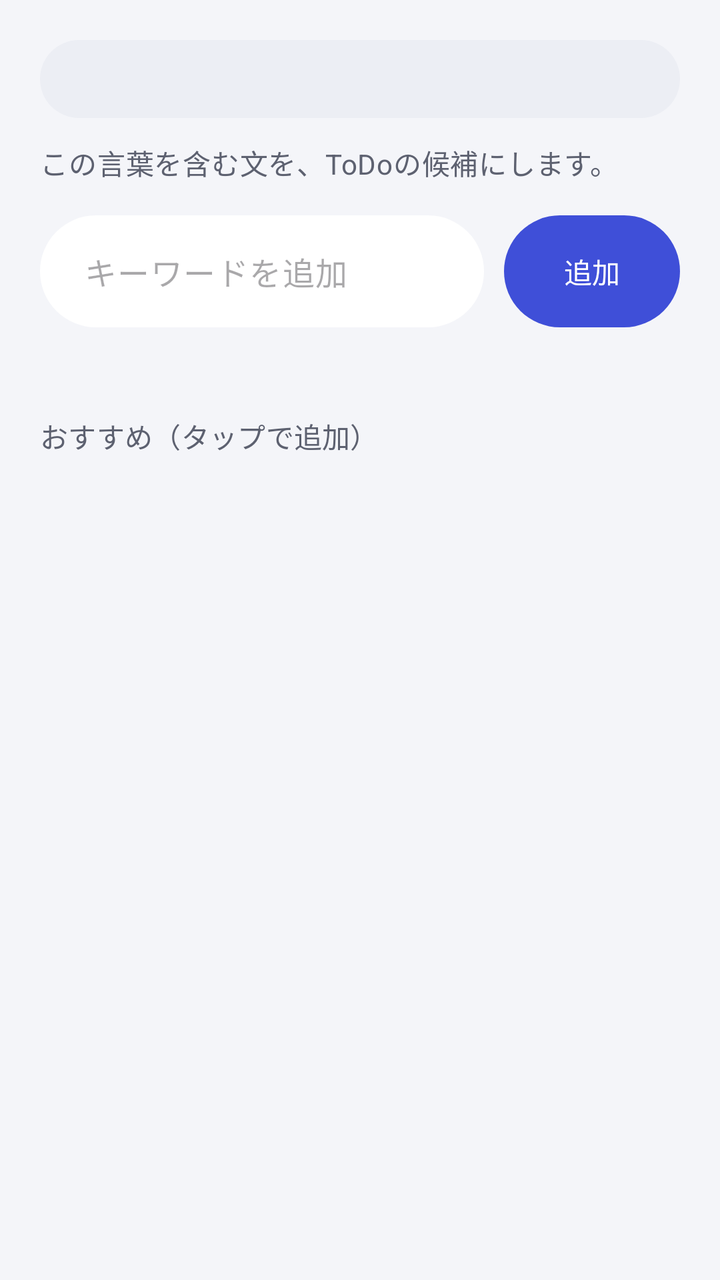
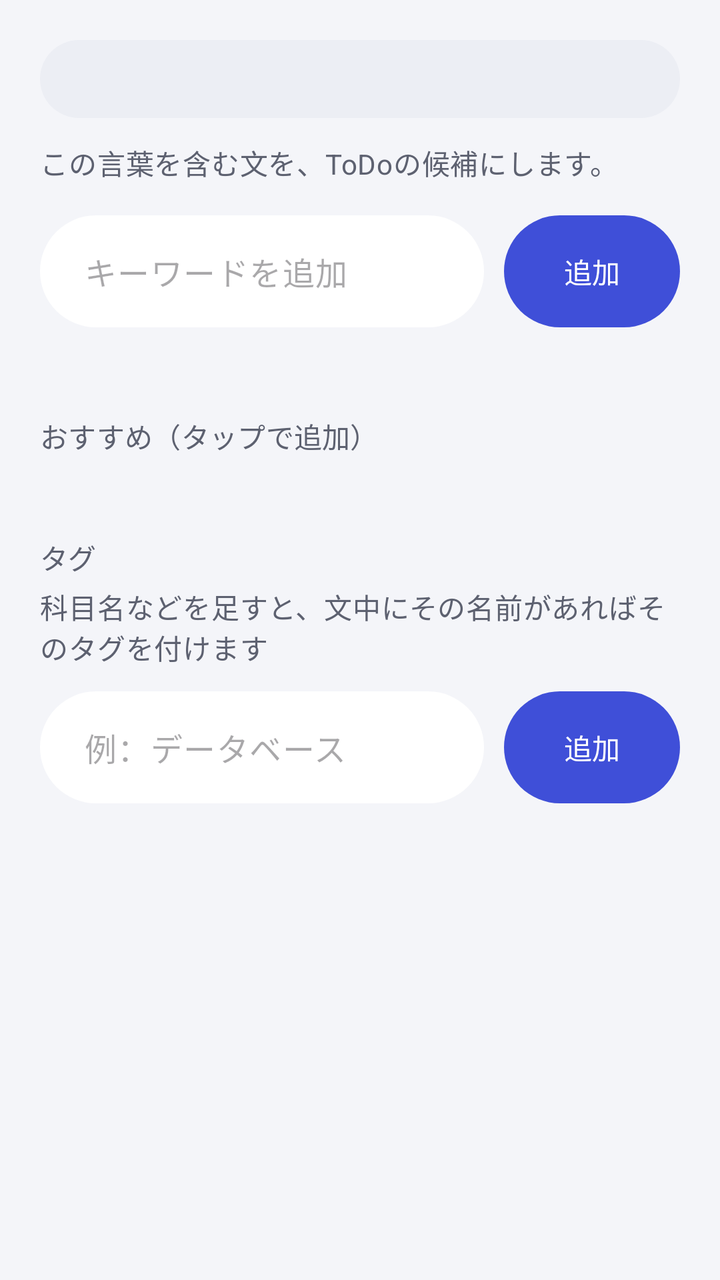

An Android layout rendered at two revisions. The XML below is the earlier revision; the diff shows what the commit changed to produce the second picture.
<!-- AndroidManifest.xml: application theme Theme.MimiMemo -->
<!-- res/layout/activity_settings.xml -->
<?xml version="1.0" encoding="utf-8"?>
<ScrollView xmlns:android="http://schemas.android.com/apk/res/android"
    xmlns:app="http://schemas.android.com/apk/res-auto"
    android:layout_width="match_parent"
    android:layout_height="match_parent">

    <LinearLayout
        android:layout_width="match_parent"
        android:layout_height="wrap_content"
        android:orientation="vertical"
        android:padding="20dp">

        
        <TextView
            android:id="@+id/textAi"
            android:layout_width="match_parent"
            android:layout_height="wrap_content"
            android:layout_marginBottom="12dp"
            android:background="@drawable/bg_pill"
            android:backgroundTint="@color/surface_container"
            android:paddingHorizontal="16dp"
            android:paddingVertical="10dp"
            android:textAppearance="?attr/textAppearanceBodyMedium"
            android:textColor="?attr/colorOnSurface" />

        <TextView
            android:layout_width="match_parent"
            android:layout_height="wrap_content"
            android:text="@string/settings_description"
            android:textAppearance="?attr/textAppearanceBodyMedium"
            android:textColor="?attr/colorOnSurfaceVariant" />

        <LinearLayout
            android:layout_width="match_parent"
            android:layout_height="wrap_content"
            android:layout_marginTop="16dp"
            android:gravity="center_vertical"
            android:orientation="horizontal">

            
            <com.google.android.material.textfield.TextInputLayout
                android:id="@+id/layoutKeyword"
                style="@style/Widget.Material3.TextInputLayout.FilledBox"
                android:layout_width="0dp"
                android:layout_height="wrap_content"
                android:layout_weight="1"
                app:boxBackgroundColor="@color/card"
                app:boxCornerRadiusBottomEnd="28dp"
                app:boxCornerRadiusBottomStart="28dp"
                app:boxCornerRadiusTopEnd="28dp"
                app:boxCornerRadiusTopStart="28dp"
                app:boxStrokeWidth="0dp"
                app:boxStrokeWidthFocused="0dp"
                app:hintEnabled="false">

                <com.google.android.material.textfield.TextInputEditText
                    android:id="@+id/editKeyword"
                    android:layout_width="match_parent"
                    android:layout_height="56dp"
                    android:hint="@string/keyword_hint"
                    android:imeOptions="actionDone"
                    android:inputType="text"
                    android:paddingStart="22dp"
                    android:paddingTop="0dp"
                    android:paddingEnd="16dp"
                    android:paddingBottom="0dp" />
            </com.google.android.material.textfield.TextInputLayout>

            <com.google.android.material.button.MaterialButton
                android:id="@+id/buttonAdd"
                android:layout_width="wrap_content"
                android:layout_height="56dp"
                android:layout_marginStart="10dp"
                android:insetTop="0dp"
                android:insetBottom="0dp"
                android:paddingHorizontal="24dp"
                android:text="@string/action_add_keyword"
                app:cornerRadius="28dp" />
        </LinearLayout>

        <com.google.android.material.chip.ChipGroup
            android:id="@+id/chipGroup"
            android:layout_width="match_parent"
            android:layout_height="wrap_content"
            android:layout_marginTop="16dp" />

        
        <TextView
            android:id="@+id/labelSuggestions"
            style="@style/MimiMemo.SectionTitle"
            android:layout_width="wrap_content"
            android:layout_height="wrap_content"
            android:layout_marginTop="28dp"
            android:text="@string/keyword_suggestions" />

        <com.google.android.material.chip.ChipGroup
            android:id="@+id/suggestionGroup"
            android:layout_width="match_parent"
            android:layout_height="wrap_content"
            android:layout_marginTop="8dp" />

    </LinearLayout>
</ScrollView>
<!-- resources referenced by this layout -->
<resources>
  <color name="card">#FFFFFF</color>
  <color name="surface_container">#ECEEF4</color>
  <!-- drawable bg_pill (drawable) -->
  <?xml version="1.0" encoding="utf-8"?>
  <shape xmlns:android="http://schemas.android.com/apk/res/android" android:shape="rectangle">
      <solid android:color="#FFFFFFFF" />
      <corners android:radius="100dp" />
  </shape>
  <string name="action_add_keyword">追加</string>
  <string name="keyword_hint">キーワードを追加</string>
  <string name="keyword_suggestions">おすすめ（タップで追加）</string>
  <string name="settings_description">この言葉を含む文を、ToDoの候補にします。</string>
  <style name="MimiMemo.SectionTitle" parent="">
          <item name="android:textAppearance">?attr/textAppearanceTitleSmall</item>
          <item name="android:textColor">?attr/colorOnSurfaceVariant</item>
      </style>
  <color name="primary">#3F4FD8</color>
  <color name="on_primary">#FFFFFF</color>
  <color name="primary_container">#E3E6FF</color>
  <color name="on_primary_container">#151E6B</color>
  <color name="background">#F4F5F9</color>
  <color name="on_surface">#1A1C24</color>
  <color name="on_surface_variant">#5D6170</color>
  <color name="outline">#C9CCD6</color>
  <color name="card_stroke">#E6E8EF</color>
  <style name="MimiMemo.ActionBar" parent="Widget.Material3.ActionBar.Solid">
          <item name="background">@color/background</item>
          <item name="elevation">0dp</item>
          <item name="titleTextStyle">@style/MimiMemo.ActionBar.Title</item>
      </style>
  <style name="MimiMemo.ActionBarTheme" parent="ThemeOverlay.Material3.ActionBar">
          <item name="colorControlNormal">@color/on_surface</item>
          
          <item name="colorSurfaceContainer">@color/card</item>
      </style>
  <style name="MimiMemo.Dialog" parent="ThemeOverlay.Material3.MaterialAlertDialog">
          <item name="colorSurfaceContainerHigh">@color/card</item>
          <item name="shapeAppearanceCornerExtraLarge">@style/MimiMemo.Corner28</item>
      </style>
  <style name="MimiMemo.ActionBar.Title" parent="TextAppearance.Material3.TitleLarge">
          <item name="android:textColor">@color/on_surface</item>
          <item name="android:textStyle">bold</item>
      </style>
  <style name="MimiMemo.Corner28" parent="">
          <item name="cornerFamily">rounded</item>
          <item name="cornerSize">28dp</item>
      </style>
  <!-- unchanged entries left out for length: 1 -->
</resources>

<!-- the commit's change to res/layout/activity_settings.xml (unified diff, before → after) -->
@@ -99,5 +99,75 @@
             android:layout_height="wrap_content"
             android:layout_marginTop="8dp" />
 
+        
+        <TextView
+            style="@style/MimiMemo.SectionTitle"
+            android:layout_width="wrap_content"
+            android:layout_height="wrap_content"
+            android:layout_marginTop="32dp"
+            android:text="@string/tags_title" />
+
+        <TextView
+            android:layout_width="match_parent"
+            android:layout_height="wrap_content"
+            android:layout_marginTop="4dp"
+            android:text="@string/tags_description"
+            android:textAppearance="?attr/textAppearanceBodyMedium"
+            android:textColor="?attr/colorOnSurfaceVariant" />
+
+        <LinearLayout
+            android:layout_width="match_parent"
+            android:layout_height="wrap_content"
+            android:layout_marginTop="12dp"
+            android:gravity="center_vertical"
+            android:orientation="horizontal">
+
+            <com.google.android.material.textfield.TextInputLayout
+                android:id="@+id/layoutTag"
+                style="@style/Widget.Material3.TextInputLayout.FilledBox"
+                android:layout_width="0dp"
+                android:layout_height="wrap_content"
+                android:layout_weight="1"
+                app:boxBackgroundColor="@color/card"
+                app:boxCornerRadiusBottomEnd="28dp"
+                app:boxCornerRadiusBottomStart="28dp"
+                app:boxCornerRadiusTopEnd="28dp"
+                app:boxCornerRadiusTopStart="28dp"
+                app:boxStrokeWidth="0dp"
+                app:boxStrokeWidthFocused="0dp"
+                app:hintEnabled="false">
+
+                <com.google.android.material.textfield.TextInputEditText
+                    android:id="@+id/editTag"
+                    android:layout_width="match_parent"
+                    android:layout_height="56dp"
+                    android:hint="@string/tag_hint"
+                    android:imeOptions="actionDone"
+                    android:inputType="text"
+                    android:maxLength="12"
+                    android:paddingStart="22dp"
+                    android:paddingTop="0dp"
+                    android:paddingEnd="16dp"
+                    android:paddingBottom="0dp" />
+            </com.google.android.material.textfield.TextInputLayout>
+
+            <com.google.android.material.button.MaterialButton
+                android:id="@+id/buttonAddTag"
+                android:layout_width="wrap_content"
+                android:layout_height="56dp"
+                android:layout_marginStart="10dp"
+                android:insetTop="0dp"
+                android:insetBottom="0dp"
+                android:paddingHorizontal="24dp"
+                android:text="@string/action_add_keyword"
+                app:cornerRadius="28dp" />
+        </LinearLayout>
+
+        <com.google.android.material.chip.ChipGroup
+            android:id="@+id/tagGroup"
+            android:layout_width="match_parent"
+            android:layout_height="wrap_content"
+            android:layout_marginTop="12dp" />
+
     </LinearLayout>
 </ScrollView>
<!-- resource entries referenced after the edit -->
@@ -12,6 +12,9 @@
   <string name="keyword_hint">キーワードを追加</string>
   <string name="keyword_suggestions">おすすめ（タップで追加）</string>
   <string name="settings_description">この言葉を含む文を、ToDoの候補にします。</string>
+  <string name="tag_hint">例：データベース</string>
+  <string name="tags_description">科目名などを足すと、文中にその名前があればそのタグを付けます</string>
+  <string name="tags_title">タグ</string>
   <style name="MimiMemo.SectionTitle" parent="">
           <item name="android:textAppearance">?attr/textAppearanceTitleSmall</item>
           <item name="android:textColor">?attr/colorOnSurfaceVariant</item>
